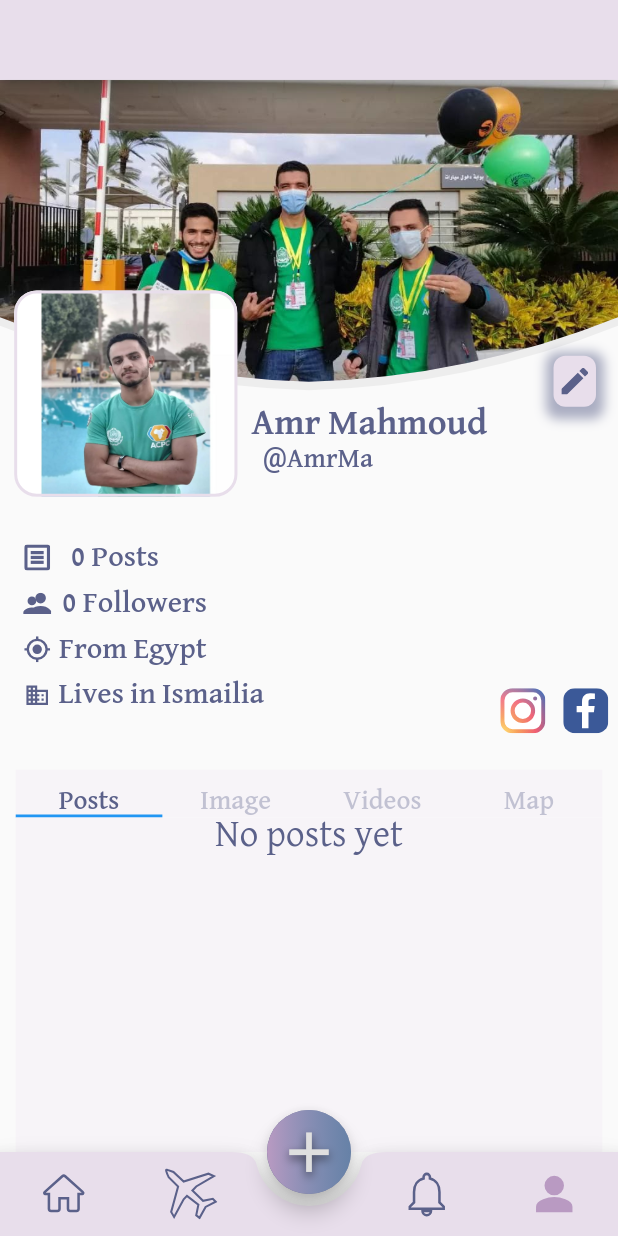
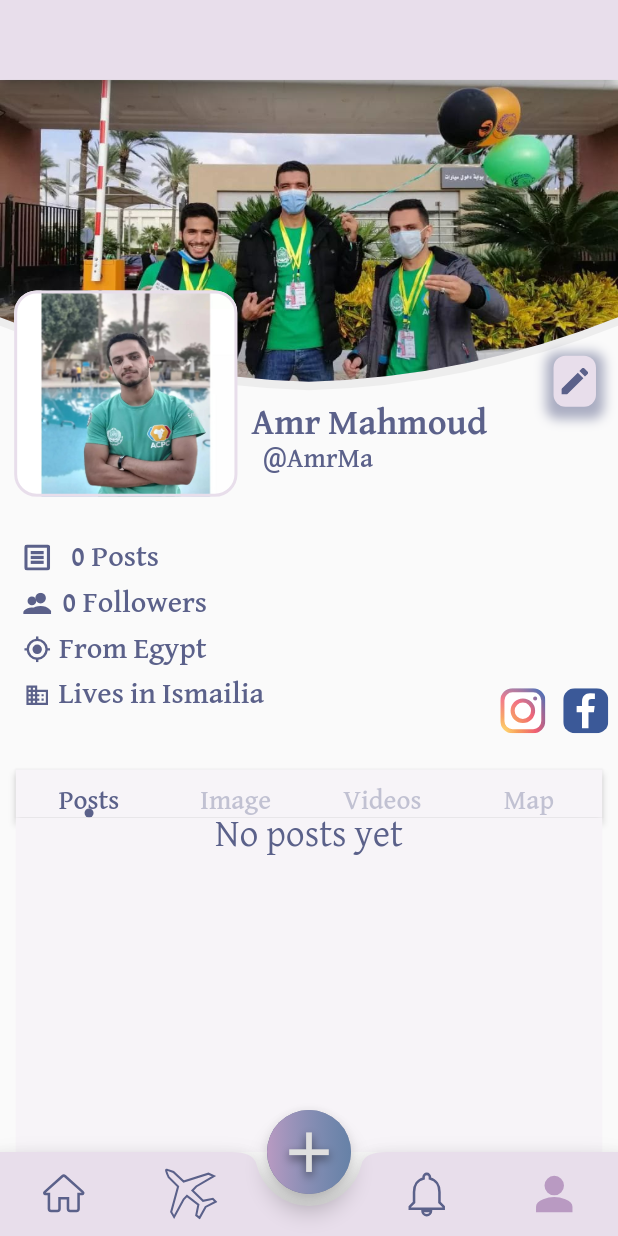
Before and after one commit to Amrmahmoud333/rafiq, a Flutter app: the screen it shows after launch, on a phone screen of 412 x 824 dp. Run offline on Flutter 3.47's test engine with Material 2 defaults, Android fonts, the phone set to English and light mode, and no system bars; drawn by our look-alikes of auto_size_text; our stand-ins replace bloc, device_preview, dio, flutter_bloc, flutter_svg; accounts and stored records are empty.

Commit message:
add custom dot to app bar

```diff
--- a/lib/views/profile/widgets/profile_home.dart
+++ b/lib/views/profile/widgets/profile_home.dart
@@ -17,15 +17,17 @@
 
     return Expanded(
       child: Column(
-        mainAxisAlignment: MainAxisAlignment.center,
+        mainAxisAlignment: MainAxisAlignment.start,
         children: [
           SizedBox(
             height: h(33),
             width: w(373),
             child: AppBar(
-              elevation: 0,
+              elevation: 2,
               backgroundColor: const Color(0xffF7F4F8),
               bottom: TabBar(
+                indicator: CircleTabIndicator(
+                    color: const Color(0xff5B618A), radius: 3),
                 labelColor: const Color(0xff5B618A),
                 unselectedLabelColor: const Color(0xff5B618A).withOpacity(0.35),
                 labelStyle: Theme.of(context).textTheme.headline6,
@@ -82,3 +84,26 @@
     );
   }
 }
+
+class CircleTabIndicator extends Decoration {
+  final BoxPainter _painter;
+  CircleTabIndicator({@required Color? color, @required double? radius})
+      : _painter = _CirclePainter(color!, radius!);
+  @override
+  BoxPainter createBoxPainter([VoidCallback? onChanged]) => _painter;
+}
+
+class _CirclePainter extends BoxPainter {
+  final Paint _paint;
+  final double radius;
+  _CirclePainter(Color color, this.radius)
+      : _paint = Paint()
+          ..color = color
+          ..isAntiAlias = true;
+  @override
+  void paint(Canvas canvas, Offset offset, ImageConfiguration cfg) {
+    final Offset circleOffset =
+        offset + Offset(cfg.size!.width / 2, cfg.size!.height - radius);
+    canvas.drawCircle(circleOffset, radius, _paint);
+  }
+}
```
